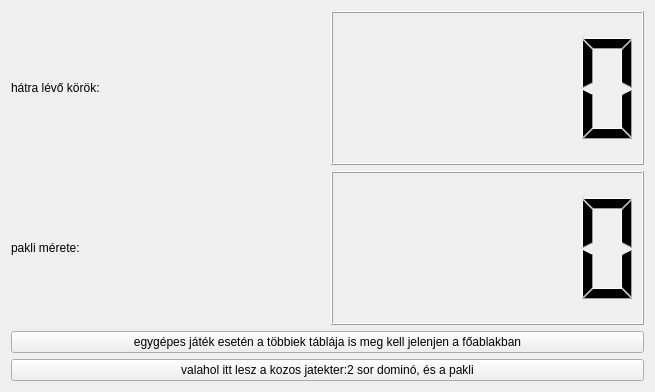
The window that jatek_halozattal/jatek/widget.ui (rrmrrm/dominoSzeru) describes before a commit, drawn with Qt 5.
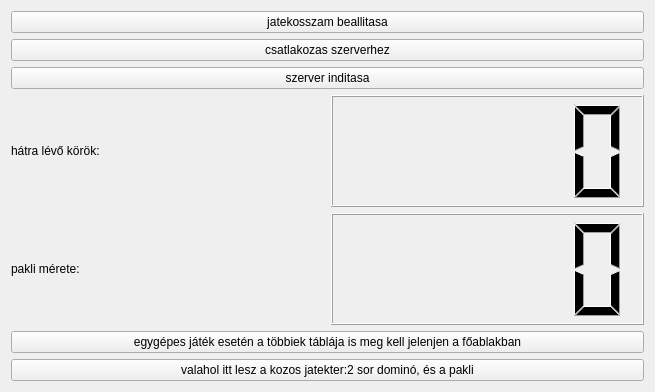
The same window after the commit.

Commit message: letrehoztam a csatlakozas, jatekosszam valtoztatas es  szerverinditas gombjat, es meghivodik a modelben 3 nem letezo fuggveny

```diff
--- a/jatek_halozattal/jatek/widget.ui
+++ b/jatek_halozattal/jatek/widget.ui
@@ -14,6 +14,27 @@
    <string>Widget</string>
   </property>
   <layout class="QVBoxLayout" name="mainLayout">
+   <item>
+    <widget class="QPushButton" name="setPlayerNumButton">
+     <property name="text">
+      <string>jatekosszam beallitasa</string>
+     </property>
+    </widget>
+   </item>
+   <item>
+    <widget class="QPushButton" name="connectButton">
+     <property name="text">
+      <string>csatlakozas szerverhez</string>
+     </property>
+    </widget>
+   </item>
+   <item>
+    <widget class="QPushButton" name="startServerButton">
+     <property name="text">
+      <string>szerver inditasa</string>
+     </property>
+    </widget>
+   </item>
    <item>
     <layout class="QGridLayout" name="gameMiddleLayout">
      <item row="1" column="3">
```
The commit also changes 3 other files.
